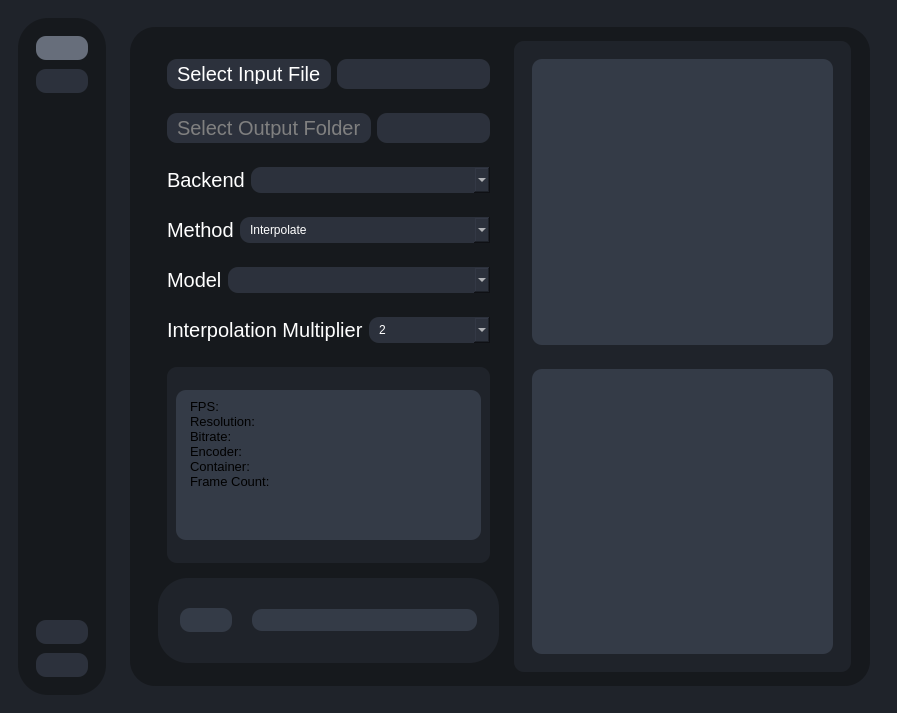
Before: the Qt Designer form testRVEInterface.ui in TNTwise/REAL-Video-Enhancer, drawn with Qt 5.
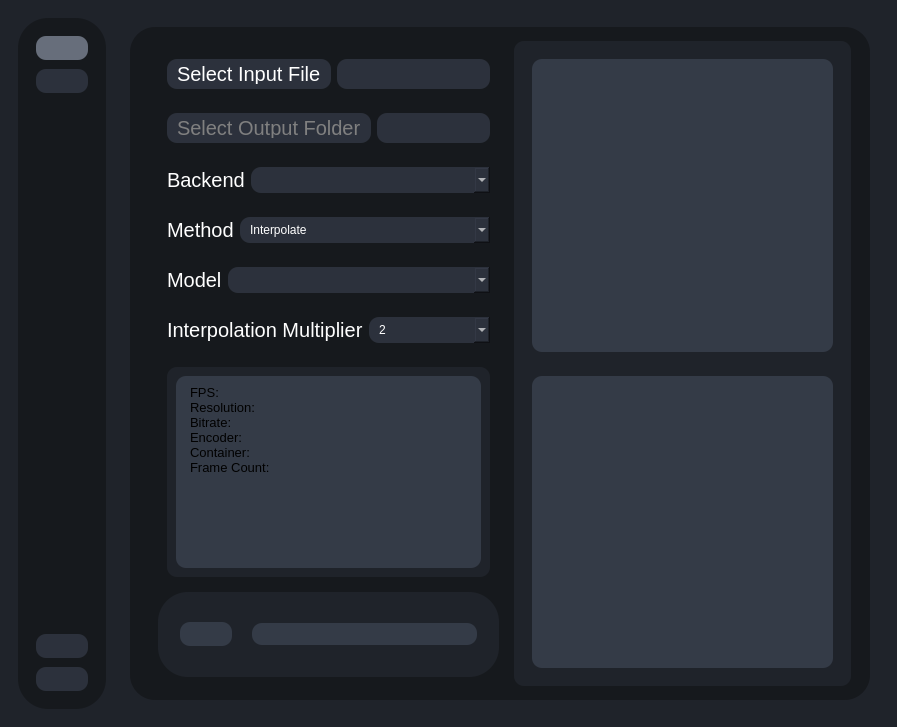
After: the same form once the commit is applied. The open tabs and pages were chosen to show the change. Icons and pictures are not drawn.

The edit to the form file:
```diff
--- a/testRVEInterface.ui
+++ b/testRVEInterface.ui
@@ -794,7 +794,7 @@
                       <property name="minimumSize">
                        <size>
                         <width>0</width>
-                        <height>15</height>
+                        <height>200</height>
                        </size>
                       </property>
                       <property name="styleSheet">
@@ -815,13 +815,13 @@
                          <property name="minimumSize">
                           <size>
                            <width>0</width>
-                           <height>130</height>
+                           <height>180</height>
                           </size>
                          </property>
                          <property name="maximumSize">
                           <size>
                            <width>16777215</width>
-                           <height>150</height>
+                           <height>16777215</height>
                           </size>
                          </property>
                          <property name="accessibleDescription">
```
